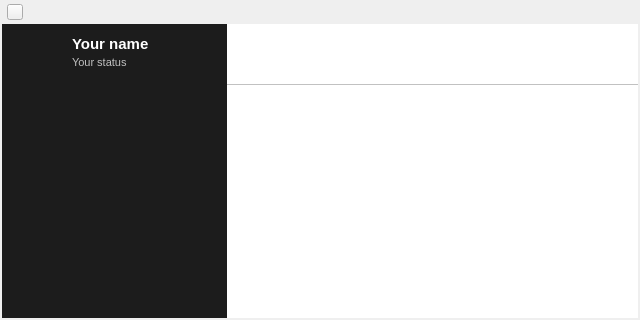
Above: widget.ui from qTox/qTox before the change. Below: the same form after it.
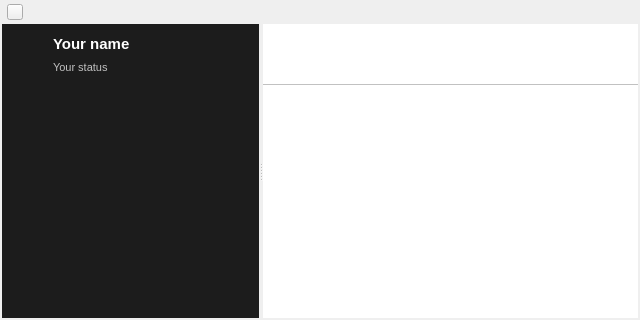
That is the form after the change. Icons and pictures are not drawn. Custom widgets are drawn as their Qt base class.

The edit to the form file:
```diff
--- a/widget.ui
+++ b/widget.ui
@@ -10,6 +10,12 @@
     <height>320</height>
    </rect>
   </property>
+  <property name="minimumSize">
+   <size>
+    <width>640</width>
+    <height>320</height>
+   </size>
+  </property>
   <property name="maximumSize">
    <size>
     <width>1920</width>
@@ -23,10 +29,7 @@
    <iconset resource="res.qrc">
     <normaloff>:/img/icon.png</normaloff>:/img/icon.png</iconset>
   </property>
-  <layout class="QVBoxLayout" name="verticalLayout">
-   <property name="spacing">
-    <number>0</number>
-   </property>
+  <layout class="QGridLayout" name="gridLayout">
    <property name="leftMargin">
     <number>2</number>
    </property>
@@ -39,8 +42,17 @@
    <property name="bottomMargin">
     <number>2</number>
    </property>
-   <item>
+   <property name="spacing">
+    <number>0</number>
+   </property>
+   <item row="0" column="0">
     <widget class="QWidget" name="titleBar" native="true">
+     <property name="sizePolicy">
+      <sizepolicy hsizetype="Expanding" vsizetype="Preferred">
+       <horstretch>0</horstretch>
+       <verstretch>0</verstretch>
+      </sizepolicy>
+     </property>
      <property name="minimumSize">
       <size>
        <width>0</width>
@@ -220,29 +232,30 @@
      </layout>
     </widget>
    </item>
-   <item>
-    <widget class="QWidget" name="centralWidget" native="true">
-     <property name="enabled">
+   <item row="1" column="0">
+    <widget class="QSplitter" name="centralWidget">
+     <property name="sizePolicy">
+      <sizepolicy hsizetype="Expanding" vsizetype="Expanding">
+       <horstretch>0</horstretch>
+       <verstretch>0</verstretch>
+      </sizepolicy>
+     </property>
+     <property name="mouseTracking">
       <bool>true</bool>
      </property>
-     <layout class="QGridLayout" name="gridLayout">
-      <property name="leftMargin">
-       <number>0</number>
-      </property>
-      <property name="topMargin">
-       <number>0</number>
-      </property>
-      <property name="rightMargin">
-       <number>0</number>
-      </property>
-      <property name="bottomMargin">
-       <number>0</number>
-      </property>
-      <property name="spacing">
-       <number>0</number>
-      </property>
-      <item row="0" column="0">
+     <property name="orientation">
+      <enum>Qt::Horizontal</enum>
+     </property>
+     <property name="childrenCollapsible">
+      <bool>false</bool>
+     </property>
        <widget class="QWidget" name="statusPanel" native="true">
+      <property name="sizePolicy">
+       <sizepolicy hsizetype="MinimumExpanding" vsizetype="Preferred">
+        <horstretch>0</horstretch>
+        <verstretch>0</verstretch>
+       </sizepolicy>
+      </property>
         <property name="minimumSize">
          <size>
           <width>225</width>
@@ -251,7 +264,7 @@
         </property>
         <property name="maximumSize">
          <size>
-          <width>225</width>
+        <width>1920</width>
           <height>16777215</height>
          </size>
         </property>
@@ -718,9 +731,18 @@
          </property>
          <item>
           <widget class="QWidget" name="statusHead" native="true">
+         <property name="enabled">
+          <bool>true</bool>
+         </property>
+         <property name="sizePolicy">
+          <sizepolicy hsizetype="MinimumExpanding" vsizetype="Fixed">
+           <horstretch>0</horstretch>
+           <verstretch>0</verstretch>
+          </sizepolicy>
+         </property>
            <property name="minimumSize">
             <size>
-             <width>0</width>
+           <width>225</width>
              <height>60</height>
             </size>
            </property>
@@ -1142,15 +1164,14 @@
            <property name="autoFillBackground">
             <bool>true</bool>
            </property>
+         <layout class="QGridLayout" name="gridLayout_2">
+          <item row="0" column="0">
+           <layout class="QHBoxLayout" name="horizontalLayout_3">
+            <property name="spacing">
+             <number>0</number>
+            </property>
+            <item>
            <widget class="QLabel" name="profilePicture">
-            <property name="geometry">
-             <rect>
-              <x>10</x>
-              <y>10</y>
-              <width>40</width>
-              <height>40</height>
-             </rect>
-            </property>
             <property name="minimumSize">
              <size>
               <width>40</width>
@@ -1173,18 +1194,14 @@
              <bool>true</bool>
             </property>
            </widget>
+            </item>
+            <item>
+             <layout class="QVBoxLayout" name="verticalLayout">
+              <item>
            <widget class="EditableLabelWidget" name="nameLabel">
             <property name="enabled">
              <bool>true</bool>
             </property>
-            <property name="geometry">
-             <rect>
-              <x>70</x>
-              <y>10</y>
-              <width>101</width>
-              <height>20</height>
-             </rect>
-            </property>
             <property name="palette">
              <palette>
               <active>
@@ -1611,15 +1628,9 @@
              <string>Your name</string>
             </property>
            </widget>
+              </item>
+              <item>
            <widget class="EditableLabelWidget" name="statusLabel">
-            <property name="geometry">
-             <rect>
-              <x>70</x>
-              <y>30</y>
-              <width>101</width>
-              <height>16</height>
-             </rect>
-            </property>
             <property name="palette">
              <palette>
               <active>
@@ -1693,15 +1704,27 @@
              <string>Your status</string>
             </property>
            </widget>
+              </item>
+             </layout>
+            </item>
+            <item>
+             <spacer name="horizontalSpacer_3">
+              <property name="orientation">
+               <enum>Qt::Horizontal</enum>
+              </property>
+              <property name="sizeType">
+               <enum>QSizePolicy::Maximum</enum>
+              </property>
+              <property name="sizeHint" stdset="0">
+               <size>
+                <width>1920</width>
+                <height>20</height>
+               </size>
+              </property>
+             </spacer>
+            </item>
+            <item>
            <widget class="QLabel" name="statImg">
-            <property name="geometry">
-             <rect>
-              <x>170</x>
-              <y>10</y>
-              <width>40</width>
-              <height>40</height>
-             </rect>
-            </property>
             <property name="minimumSize">
              <size>
               <width>40</width>
@@ -1714,11 +1737,14 @@
               <height>40</height>
              </size>
             </property>
+              <property name="layoutDirection">
+               <enum>Qt::LeftToRight</enum>
+              </property>
             <property name="text">
              <string/>
             </property>
             <property name="pixmap">
-             <pixmap>img/status/dot_away_2x.png</pixmap>
+               <pixmap>../../c/toxgui/img/status/dot_away_2x.png</pixmap>
             </property>
             <property name="alignment">
              <set>Qt::AlignCenter</set>
@@ -1727,6 +1753,10 @@
              <bool>true</bool>
             </property>
            </widget>
+            </item>
+           </layout>
+          </item>
+         </layout>
            <zorder>profilePicture</zorder>
            <zorder>statImg</zorder>
            <zorder>nameLabel</zorder>
@@ -1735,6 +1765,18 @@
          </item>
          <item>
           <widget class="QScrollArea" name="friendList">
+         <property name="sizePolicy">
+          <sizepolicy hsizetype="Preferred" vsizetype="Preferred">
+           <horstretch>0</horstretch>
+           <verstretch>0</verstretch>
+          </sizepolicy>
+         </property>
+         <property name="minimumSize">
+          <size>
+           <width>225</width>
+           <height>0</height>
+          </size>
+         </property>
            <property name="layoutDirection">
             <enum>Qt::RightToLeft</enum>
            </property>
@@ -1759,11 +1801,20 @@
            </widget>
           </widget>
          </item>
-         <item>
+       <item alignment="Qt::AlignHCenter">
           <widget class="QWidget" name="tooliconsZone" native="true">
+         <property name="enabled">
+          <bool>true</bool>
+         </property>
+         <property name="sizePolicy">
+          <sizepolicy hsizetype="Maximum" vsizetype="Fixed">
+           <horstretch>0</horstretch>
+           <verstretch>0</verstretch>
+          </sizepolicy>
+         </property>
            <property name="minimumSize">
             <size>
-             <width>0</width>
+           <width>225</width>
              <height>35</height>
             </size>
            </property>
@@ -2215,6 +2266,9 @@
                 <height>35</height>
                </size>
               </property>
+            <property name="focusPolicy">
+             <enum>Qt::NoFocus</enum>
+            </property>
               <property name="text">
                <string/>
               </property>
@@ -2227,6 +2281,22 @@
               </property>
              </widget>
             </item>
+          <item>
+           <spacer name="horizontalSpacer_4">
+            <property name="orientation">
+             <enum>Qt::Horizontal</enum>
+            </property>
+            <property name="sizeType">
+             <enum>QSizePolicy::Maximum</enum>
+            </property>
+            <property name="sizeHint" stdset="0">
+             <size>
+              <width>500</width>
+              <height>20</height>
+             </size>
+            </property>
+           </spacer>
+          </item>
             <item>
              <widget class="QPushButton" name="groupButton">
               <property name="minimumSize">
@@ -2235,6 +2305,9 @@
                 <height>35</height>
                </size>
               </property>
+            <property name="focusPolicy">
+             <enum>Qt::NoFocus</enum>
+            </property>
               <property name="text">
                <string/>
               </property>
@@ -2247,6 +2320,22 @@
               </property>
              </widget>
             </item>
+          <item>
+           <spacer name="horizontalSpacer_5">
+            <property name="orientation">
+             <enum>Qt::Horizontal</enum>
+            </property>
+            <property name="sizeType">
+             <enum>QSizePolicy::Maximum</enum>
+            </property>
+            <property name="sizeHint" stdset="0">
+             <size>
+              <width>500</width>
+              <height>20</height>
+             </size>
+            </property>
+           </spacer>
+          </item>
             <item>
              <widget class="QPushButton" name="transferButton">
               <property name="minimumSize">
@@ -2261,6 +2350,9 @@
                 <height>35</height>
                </size>
               </property>
+            <property name="focusPolicy">
+             <enum>Qt::NoFocus</enum>
+            </property>
               <property name="text">
                <string/>
               </property>
@@ -2273,6 +2365,22 @@
               </property>
              </widget>
             </item>
+          <item>
+           <spacer name="horizontalSpacer_6">
+            <property name="orientation">
+             <enum>Qt::Horizontal</enum>
+            </property>
+            <property name="sizeType">
+             <enum>QSizePolicy::Maximum</enum>
+            </property>
+            <property name="sizeHint" stdset="0">
+             <size>
+              <width>500</width>
+              <height>20</height>
+             </size>
+            </property>
+           </spacer>
+          </item>
             <item>
              <widget class="QPushButton" name="settingsButton">
               <property name="minimumSize">
@@ -2287,6 +2395,9 @@
                 <height>35</height>
                </size>
               </property>
+            <property name="focusPolicy">
+             <enum>Qt::NoFocus</enum>
+            </property>
               <property name="text">
                <string/>
               </property>
@@ -2304,9 +2415,13 @@
          </item>
         </layout>
        </widget>
-      </item>
-      <item row="0" column="1">
        <widget class="QWidget" name="mainPanel" native="true">
+      <property name="sizePolicy">
+       <sizepolicy hsizetype="MinimumExpanding" vsizetype="Expanding">
+        <horstretch>1</horstretch>
+        <verstretch>0</verstretch>
+       </sizepolicy>
+      </property>
         <property name="minimumSize">
          <size>
           <width>375</width>
@@ -2749,6 +2864,12 @@
          </property>
          <item>
           <widget class="QWidget" name="mainHead" native="true">
+         <property name="sizePolicy">
+          <sizepolicy hsizetype="MinimumExpanding" vsizetype="MinimumExpanding">
+           <horstretch>0</horstretch>
+           <verstretch>0</verstretch>
+          </sizepolicy>
+         </property>
            <property name="minimumSize">
             <size>
              <width>0</width>
@@ -2827,9 +2948,15 @@
          </item>
          <item>
           <widget class="QWidget" name="mainContent" native="true">
+         <property name="sizePolicy">
+          <sizepolicy hsizetype="MinimumExpanding" vsizetype="MinimumExpanding">
+           <horstretch>0</horstretch>
+           <verstretch>0</verstretch>
+          </sizepolicy>
+         </property>
            <property name="minimumSize">
             <size>
-             <width>0</width>
+           <width>375</width>
              <height>0</height>
             </size>
            </property>
@@ -2837,8 +2964,6 @@
          </item>
         </layout>
        </widget>
-      </item>
-     </layout>
     </widget>
    </item>
   </layout>
```
Lines whose indentation alone changed are shown as unchanged.
